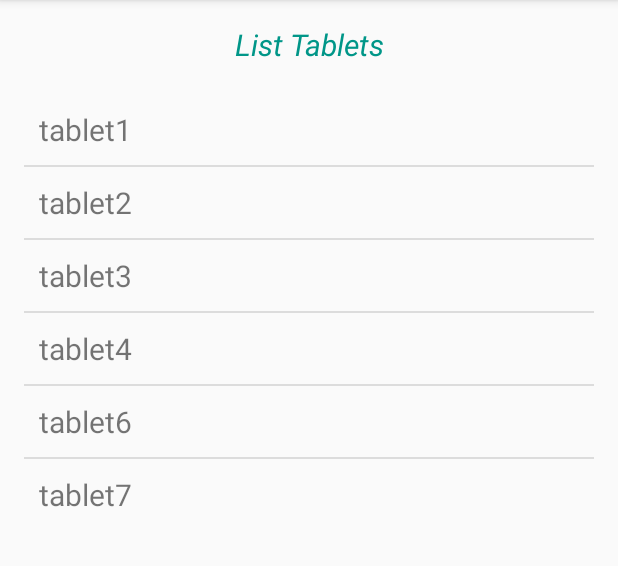
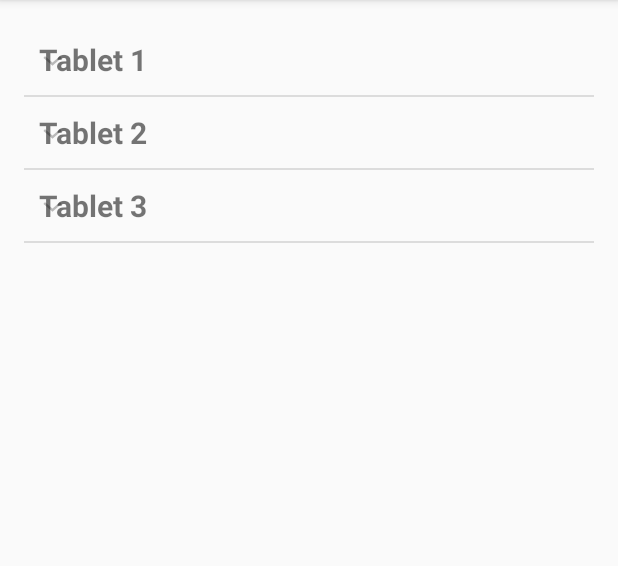
Before and after one commit to shabari8695/Regal, an Android app: the patient_screen screen opened directly, with no data from a screen before it, on a phone screen of 412 x 824 dp, the part 84-650 px from its top. Run offline under Robolectric (Android 15) with nearby library versions, the phone set to English and light mode, and no system bars.

Commit message:
with new patient screen

```diff
--- a/app/src/main/AndroidManifest.xml
+++ b/app/src/main/AndroidManifest.xml
@@ -1,6 +1,8 @@
 <?xml version="1.0" encoding="utf-8"?>
 <manifest xmlns:android="http://schemas.android.com/apk/res/android"
     package="com.example.ezio.regal">
+
+    <uses-permission android:name="android.permission.INTERNET" />
 
     <application
         android:allowBackup="true"
--- /dev/null
+++ b/app/src/main/java/com/example/ezio/regal/ExpandableListAdapter.java
@@ -0,0 +1,112 @@
+package com.example.ezio.regal;
+
+/**
+ * Created by ezio on 23/10/16.
+ */
+import android.content.Context;
+import android.graphics.Typeface;
+import android.view.LayoutInflater;
+import android.view.View;
+import android.view.ViewGroup;
+import android.widget.BaseExpandableListAdapter;
+import android.widget.TextView;
+
+import java.util.HashMap;
+import java.util.List;
+
+/**
+ * Created by ezio on 23/10/16.
+ */
+public class ExpandableListAdapter extends BaseExpandableListAdapter {
+
+    private Context _context;
+    private List<String> _listDataHeader; // header titles
+    // child data in format of header title, child title
+    private HashMap<String, List<String>> _listDataChild;
+
+    public ExpandableListAdapter(Context context, List<String> listDataHeader,
+                                 HashMap<String, List<String>> listChildData) {
+        this._context = context;
+        this._listDataHeader = listDataHeader;
+        this._listDataChild = listChildData;
+    }
+
+    @Override
+    public Object getChild(int groupPosition, int childPosititon) {
+        return this._listDataChild.get(this._listDataHeader.get(groupPosition))
+                .get(childPosititon);
+    }
+
+    @Override
+    public long getChildId(int groupPosition, int childPosition) {
+        return childPosition;
+    }
+
+    @Override
+    public View getChildView(int groupPosition, final int childPosition,
+                             boolean isLastChild, View convertView, ViewGroup parent) {
+
+        final String childText = (String) getChild(groupPosition, childPosition);
+
+        if (convertView == null) {
+            LayoutInflater infalInflater = (LayoutInflater) this._context
+                    .getSystemService(Context.LAYOUT_INFLATER_SERVICE);
+            convertView = infalInflater.inflate(R.layout.list_item, null);
+        }
+
+        TextView txtListChild = (TextView) convertView
+                .findViewById(R.id.lblListItem);
+
+        txtListChild.setText(childText);
+        return convertView;
+    }
+
+    @Override
+    public int getChildrenCount(int groupPosition) {
+        return this._listDataChild.get(this._listDataHeader.get(groupPosition))
+                .size();
+    }
+
+    @Override
+    public Object getGroup(int groupPosition) {
+        return this._listDataHeader.get(groupPosition);
+    }
+
+    @Override
+    public int getGroupCount() {
+        return this._listDataHeader.size();
+    }
+
+    @Override
+    public long getGroupId(int groupPosition) {
+        return groupPosition;
+    }
+
+    @Override
+    public View getGroupView(int groupPosition, boolean isExpanded,
+                             View convertView, ViewGroup parent) {
+        String headerTitle = (String) getGroup(groupPosition);
+        if (convertView == null) {
+            LayoutInflater infalInflater = (LayoutInflater) this._context
+                    .getSystemService(Context.LAYOUT_INFLATER_SERVICE);
+            convertView = infalInflater.inflate(R.layout.list_group, null);
+        }
+
+        TextView lblListHeader = (TextView) convertView
+                .findViewById(R.id.lblListHeader);
+        lblListHeader.setTypeface(null, Typeface.BOLD);
+        lblListHeader.setText(headerTitle);
+
+        return convertView;
+    }
+
+    @Override
+    public boolean hasStableIds() {
+        return false;
+    }
+
+    @Override
+    public boolean isChildSelectable(int groupPosition, int childPosition) {
+        return true;
+    }
+}
--- a/app/src/main/java/com/example/ezio/regal/patient_screen.java
+++ b/app/src/main/java/com/example/ezio/regal/patient_screen.java
@@ -11,34 +11,60 @@ import android.widget.TextView;
 import android.widget.Toast;
 
 import java.util.ArrayList;
+import java.util.HashMap;
 import java.util.List;
 
 public class patient_screen extends AppCompatActivity {
-    TextView t;
-    String previous_selected_item="";
-    String active_prescriptions[]={"tablet1","tablet2","tablet3","tablet4","tablet6","tablet7"};
+    ExpandableListAdapter listAdapter;
+    ExpandableListView expListView;
+    List<String> listDataHeader;
+    HashMap<String, List<String>> listDataChild;
     @Override
     protected void onCreate(Bundle savedInstanceState) {
         super.onCreate(savedInstanceState);
         setContentView(R.layout.activity_patient_screen);
-        t=(TextView)findViewById(R.id.tablet_details);
-        ListView l=(ListView)findViewById(R.id.active_prescription);
-        ArrayList<String>list=new ArrayList<String>();
-        for(int i=0;i<active_prescriptions.length;i++){
-            list.add(active_prescriptions[i]);
-        }
-        ArrayAdapter<String>arrayAdapter=new ArrayAdapter<String>(this,R.layout.list_item,list);
-        l.setAdapter(arrayAdapter);
+        // get the listview
+        expListView = (ExpandableListView) findViewById(R.id.lvep);
 
-        l.setOnItemClickListener(new AdapterView.OnItemClickListener() {
-            @Override
-            public void onItemClick(AdapterView<?> adapterView, View view, int i, long l) {
-                t.setText("");
-               String val=adapterView.getItemAtPosition(i).toString();
-                String tablet_details="Name: "+val+"\nDosage: whatever"+""+"\n";
-                t.setText(tablet_details);
-            }
-        });
+        // preparing list data
+        prepareListData();
 
+        listAdapter = new ExpandableListAdapter(this, listDataHeader, listDataChild);
+
+        // setting list adapter
+        expListView.setAdapter(listAdapter);
+    }
+
+    /*
+     * Preparing the list data
+     */
+    private void prepareListData() {
+        listDataHeader = new ArrayList<String>();
+        listDataChild = new HashMap<String, List<String>>();
+
+        // Adding child data
+        listDataHeader.add("Tablet 1");
+        listDataHeader.add("Tablet 2");
+        listDataHeader.add("Tablet 3");
+
+        // Adding child data
+        List<String> tablet1 = new ArrayList<String>();
+       tablet1.add("\nName\ninterval\ncolor");
+
+        List<String> nowShowing = new ArrayList<String>();
+        nowShowing.add("\n" +
+                "Name\n" +
+                "interval\n" +
+                "color");
+
+        List<String> comingSoon = new ArrayList<String>();
+        comingSoon.add("\n" +
+                "Name\n" +
+                "interval\n" +
+                "color");
+
+        listDataChild.put(listDataHeader.get(0), tablet1); // Header, Child data
+        listDataChild.put(listDataHeader.get(1), nowShowing);
+        listDataChild.put(listDataHeader.get(2), comingSoon);
     }
 }
--- a/app/src/main/res/layout/activity_patient_screen.xml
+++ b/app/src/main/res/layout/activity_patient_screen.xml
@@ -9,21 +9,8 @@
     android:paddingTop="@dimen/activity_vertical_margin"
     android:orientation="vertical"
     tools:context="com.example.ezio.regal.patient_screen">
-    <TextView
-        android:textAlignment="center"
-        android:textSize="20dp"
-        android:textStyle="italic"
-        android:textColor="#009688"
+    <ExpandableListView
+        android:id="@+id/lvep"
         android:layout_width="match_parent"
-        android:layout_height="wrap_content"
-        android:text="List Tablets"/>
-    <TextView
-        android:id="@+id/tablet_details"
-        android:layout_width="match_parent"
-        android:layout_height="wrap_content" />
-    <ListView
-        android:id="@+id/active_prescription"
-        android:layout_width="match_parent"
-        android:layout_height="wrap_content">
-    </ListView>
+        android:layout_height="match_parent"></ExpandableListView>
 </LinearLayout>
--- /dev/null
+++ b/app/src/main/res/layout/list_group.xml
@@ -0,0 +1,11 @@
+<?xml version="1.0" encoding="utf-8"?>
+    <LinearLayout xmlns:android="http://schemas.android.com/apk/res/android"
+        android:orientation="vertical" android:layout_width="match_parent"
+        android:layout_height="match_parent">
+        <TextView
+            android:id="@+id/lblListHeader"
+            android:textSize="20dp"
+            android:padding="10dp"
+            android:layout_width="match_parent"
+            android:layout_height="wrap_content" />
+</LinearLayout>
--- a/app/src/main/res/layout/list_item.xml
+++ b/app/src/main/res/layout/list_item.xml
@@ -1,8 +1,8 @@
 <?xml version="1.0" encoding="utf-8"?>
 <TextView xmlns:android="http://schemas.android.com/apk/res/android"
-    android:id="@+id/list_item_text_view"
+    android:id="@+id/lblListItem"
     android:layout_width="match_parent"
     android:textSize="20dp"
-    android:padding="10dp"
+    android:padding="5dp"
     android:layout_height="match_parent">
 </TextView>
--- a/app/src/main/res/values/strings.xml
+++ b/app/src/main/res/values/strings.xml
@@ -1,4 +1,5 @@
 <resources>
     <string name="app_name">Regal</string>
+    <string name="http_key">cfd-embassy","$2b$12$BYDebu0UIJwb05N8BfwPEOZDJDxJGHrAx7JzqIC6NLP0GUrn1hBmO</string>
     <string name="title_activity_doctor_second_screen">doctor_second_screen</string>
 </resources>
```
Also changed, not shown: app/src/main/java/com/example/ezio/regal/edit_prescription.java (+2 -28 lines), app/src/main/java/com/example/ezio/regal/login_screen.java (+116 -24 lines), app/src/main/res/layout/activity_edit_prescription.xml (+15 -4 lines).
